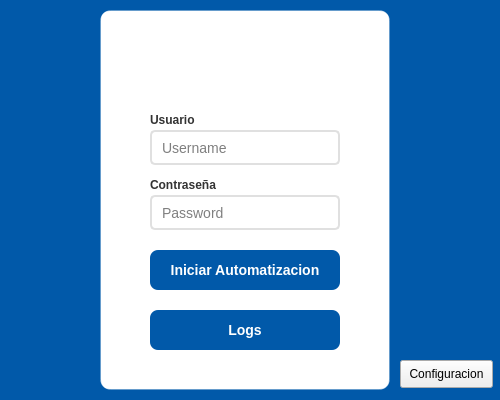
The window that ui/main.ui (FinochioM/PamiAuto) describes before a commit, drawn with Qt 5.
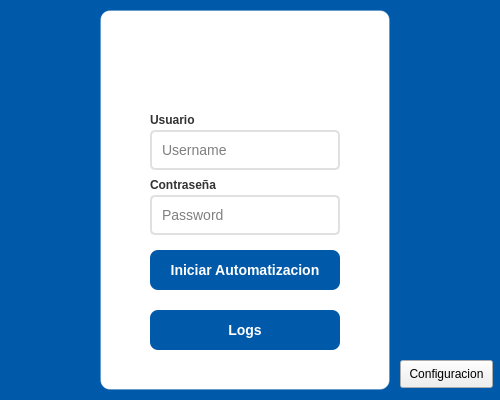
The same window after the commit. Icons and pictures are not drawn.

Commit message: added settings screen and some options

Patch:
```diff
--- a/ui/main.ui
+++ b/ui/main.ui
@@ -108,7 +108,7 @@
        <x>50</x>
        <y>120</y>
        <width>190</width>
-       <height>35</height>
+       <height>40</height>
       </rect>
      </property>
      <property name="styleSheet">
@@ -135,7 +135,7 @@
        <x>50</x>
        <y>185</y>
        <width>190</width>
-       <height>35</height>
+       <height>40</height>
       </rect>
      </property>
      <property name="styleSheet">
```
The commit also changes 7 other files.
